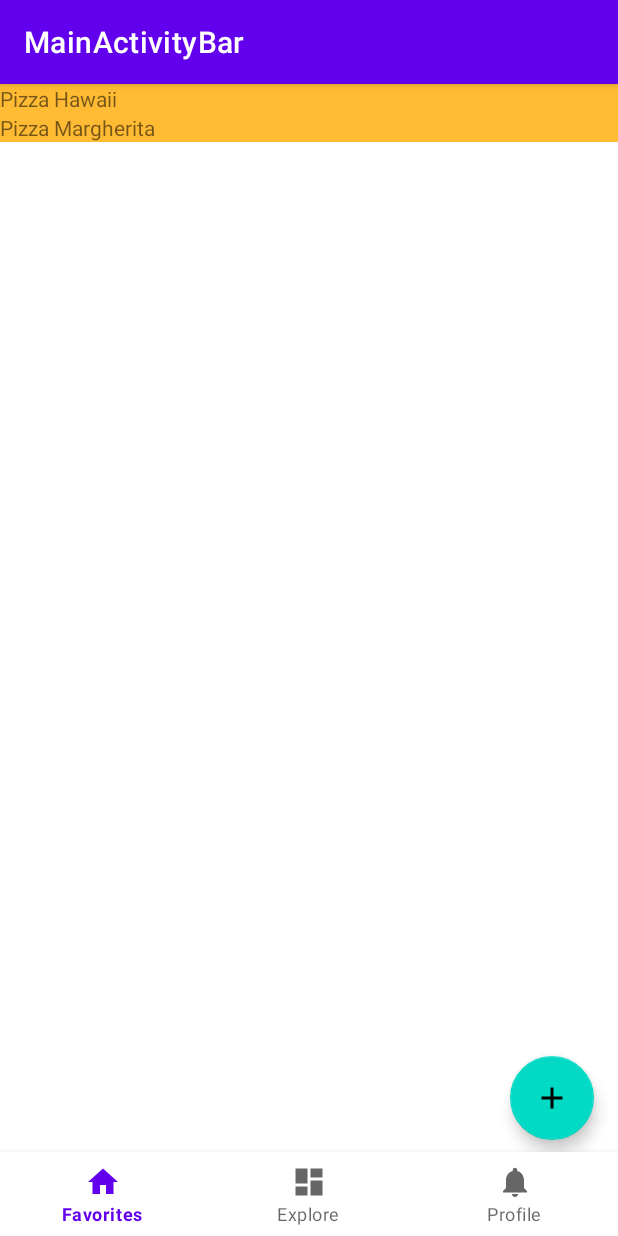
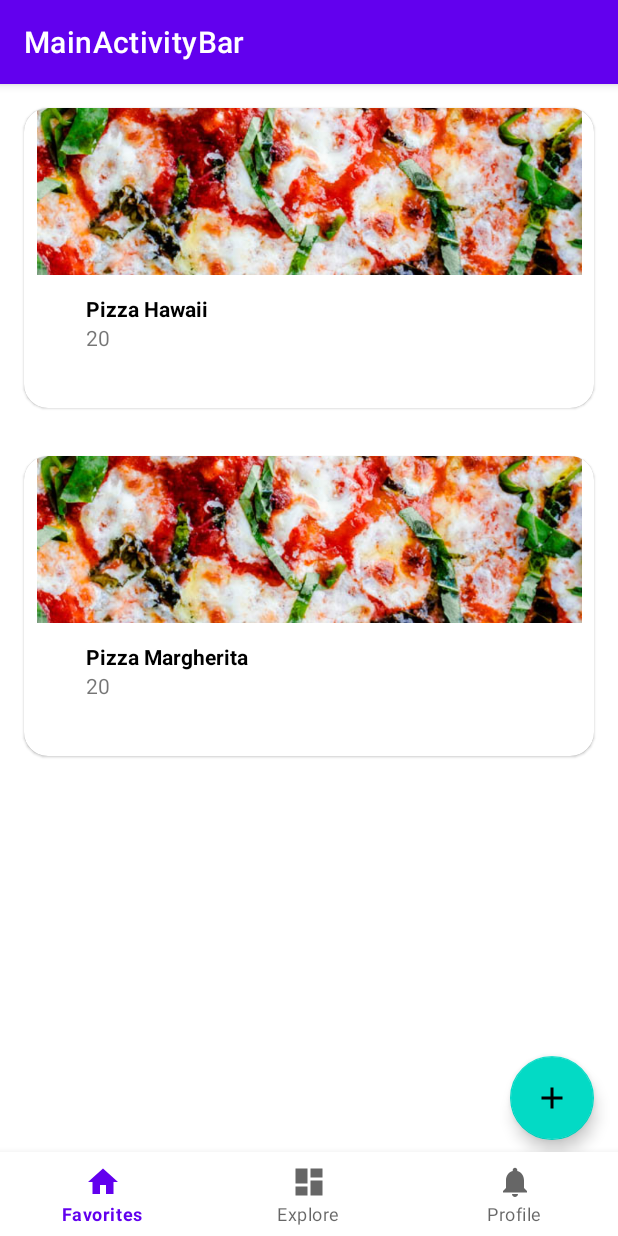
Before and after one commit to ArthurVanRemoortel/Arthur.Van.Remoortel-AndroidDev-Werkstuk, an Android app: the FavoritesFragment screen opened directly, with no data from a screen before it, on a phone screen of 412 x 824 dp. Run offline under Robolectric (Android 15) with nearby library versions, the phone set to English and light mode, and no system bars; our stand-ins replace Room's generated code, navigation-ui.

Commit message:
Feat: Added recipe details view.

```diff
--- a/app/build.gradle
+++ b/app/build.gradle
@@ -3,6 +3,7 @@ plugins {
     id 'kotlin-android'
     id 'com.google.gms.google-services'
     id 'kotlin-kapt'
+    id("kotlin-parcelize")
 }
 
 android {
@@ -40,6 +41,7 @@ android {
 
 dependencies {
 
+    implementation 'androidx.legacy:legacy-support-v4:1.0.0'
     String roomVersion = "2.4.0"
 
     // Room components
@@ -53,10 +55,12 @@ dependencies {
     implementation 'androidx.appcompat:appcompat:1.4.0'
     implementation 'com.google.android.material:material:1.4.0'
     implementation 'androidx.constraintlayout:constraintlayout:2.1.2'
+
     implementation platform('com.google.firebase:firebase-bom:29.0.3')
     implementation 'com.google.firebase:firebase-auth:21.0.1'
-    implementation 'com.google.firebase:firebase-database:20.0.3'
+    implementation 'com.google.firebase:firebase-database:19.2.1'
     implementation 'com.google.firebase:firebase-auth-ktx:21.0.1'
+
     implementation 'androidx.vectordrawable:vectordrawable:1.1.0'
     implementation 'androidx.lifecycle:lifecycle-livedata-ktx:2.4.0'
     implementation 'androidx.lifecycle:lifecycle-viewmodel-ktx:2.4.0'
--- a/app/src/main/java/com/example/arthurvanremoortel_werkstuk/ui/favorites/FavoritesFragment.kt
+++ b/app/src/main/java/com/example/arthurvanremoortel_werkstuk/ui/favorites/FavoritesFragment.kt
@@ -11,14 +11,19 @@ import android.widget.Toast
 import androidx.fragment.app.Fragment
 import androidx.fragment.app.viewModels
 import androidx.lifecycle.ViewModelProvider
+import androidx.navigation.findNavController
+import androidx.navigation.fragment.findNavController
 import androidx.recyclerview.widget.LinearLayoutManager
+import com.example.arthurvanremoortel_werkstuk.MainActivityBar
+import com.example.arthurvanremoortel_werkstuk.R
 import com.example.arthurvanremoortel_werkstuk.RecipeApplication
 import com.example.arthurvanremoortel_werkstuk.data.Recipe
 import com.example.arthurvanremoortel_werkstuk.data.RecipeViewModel
 import com.example.arthurvanremoortel_werkstuk.data.RecipeViewModelFactory
 import com.example.arthurvanremoortel_werkstuk.databinding.FragmentFavoritesBinding
+import com.example.arthurvanremoortel_werkstuk.ui.RecipeDetailsActivity
 
-class FavoritesFragment : Fragment() {
+class FavoritesFragment : Fragment(), OnItemClickListener {
 
     private val newRecipeActivityRequestCode = 1
     private val recipeViewModel: RecipeViewModel by viewModels {
@@ -42,13 +47,12 @@ class FavoritesFragment : Fragment() {
             startActivityForResult(intent, newRecipeActivityRequestCode)
         }
         val recyclerView = binding.recyclerView
-        val adapter = RecipeListAdapter()
+        val adapter = RecipeListAdapter(this)
         recyclerView.adapter = adapter
         recyclerView.layoutManager = LinearLayoutManager(activity)
 
         recipeViewModel.allRecipes.observe(viewLifecycleOwner, { recipes ->
             // Update the cached copy of the words in the adapter.
-            Log.d("test", recipes.toString())
             recipes?.let { adapter.submitList(it) }
         })
 
@@ -76,4 +80,15 @@ class FavoritesFragment : Fragment() {
         super.onDestroyView()
         _binding = null
     }
+
+    override fun onItemClicked(recipe: Recipe) {
+        Log.d("RECIPE SELECTED", recipe.title)
+        val intent = Intent(this.context, RecipeDetailsActivity::class.java)
+        intent.putExtra("Recipe", recipe)
+        startActivity(intent)
+
+//        this.findNavController().navigate(R.id.recipe_details_fragment)
+
+
+    }
 }
--- a/app/src/main/java/com/example/arthurvanremoortel_werkstuk/ui/favorites/RecipeListAdapter.kt
+++ b/app/src/main/java/com/example/arthurvanremoortel_werkstuk/ui/favorites/RecipeListAdapter.kt
@@ -3,6 +3,7 @@ package com.example.arthurvanremoortel_werkstuk.ui.favorites
 import android.view.LayoutInflater
 import android.view.View
 import android.view.ViewGroup
+import android.widget.ImageView
 import android.widget.TextView
 import androidx.recyclerview.widget.DiffUtil
 import androidx.recyclerview.widget.ListAdapter
@@ -10,23 +11,32 @@ import androidx.recyclerview.widget.RecyclerView
 import com.example.arthurvanremoortel_werkstuk.R
 import com.example.arthurvanremoortel_werkstuk.data.Recipe
 
-class RecipeListAdapter : ListAdapter<Recipe, RecipeListAdapter.RecipeViewHolder>(RecipesComparator()) {
+
+class RecipeListAdapter(val itemClickListener: OnItemClickListener) : ListAdapter<Recipe, RecipeListAdapter.RecipeViewHolder>(RecipesComparator()) {
 
     override fun onCreateViewHolder(parent: ViewGroup, viewType: Int): RecipeViewHolder {
-        return RecipeViewHolder.create(parent)
+        val view: View = LayoutInflater.from(parent.context).inflate(R.layout.recyclerview_recipe, parent, false)
+        return RecipeViewHolder(view)
     }
 
     override fun onBindViewHolder(holder: RecipeViewHolder, position: Int) {
         val current = getItem(position)
-        holder.bind(current.title, current.rating)
+        holder.bind(current, itemClickListener)
     }
 
     class RecipeViewHolder(itemView: View) : RecyclerView.ViewHolder(itemView) {
-        private val recipeItemView: TextView = itemView.findViewById(R.id.recipeTitleTextView)
+        private val recipeTitleView: TextView = itemView.findViewById(R.id.titleTextView)
+        private val recipeImageView: ImageView = itemView.findViewById(R.id.recipeImageView)
+        private val durationTextView: TextView = itemView.findViewById(R.id.durationTextView)
 //        private val ratingView: RatingBar = itemView.findViewById(R.id.rating)
 
-        fun bind(title: String?, rating: Int?) {
-            recipeItemView.text = title
+        fun bind(recipe: Recipe, clickListener: OnItemClickListener) {
+            recipeTitleView.text = recipe.title
+            durationTextView.text = recipe.preparation_duration_minutes.toString()
+            recipeImageView.setImageResource(R.drawable.pizza)
+            recipeImageView.setOnClickListener {
+                clickListener.onItemClicked(recipe)
+            }
         }
 
         companion object {
@@ -48,3 +58,7 @@ class RecipeListAdapter : ListAdapter<Recipe, RecipeListAdapter.RecipeViewHolder
         }
     }
 }
+
+interface OnItemClickListener{
+    fun onItemClicked(recipe: Recipe)
+}
--- a/app/src/main/res/layout/fragment_favorites.xml
+++ b/app/src/main/res/layout/fragment_favorites.xml
@@ -5,6 +5,7 @@
     android:layout_width="match_parent"
     android:layout_height="match_parent"
     tools:context=".ui.favorites.FavoritesFragment">
+
 
     <androidx.recyclerview.widget.RecyclerView
         android:id="@+id/recyclerView"
--- a/app/src/main/res/layout/recyclerview_recipe.xml
+++ b/app/src/main/res/layout/recyclerview_recipe.xml
@@ -1,12 +1,65 @@
 <?xml version="1.0" encoding="utf-8"?>
 <LinearLayout xmlns:android="http://schemas.android.com/apk/res/android"
+    xmlns:app="http://schemas.android.com/apk/res-auto"
+    xmlns:tools="http://schemas.android.com/tools"
     android:orientation="vertical"
     android:layout_width="match_parent"
     android:layout_height="wrap_content">
 
-    <TextView
-        android:id="@+id/recipeTitleTextView"
+    <com.google.android.material.card.MaterialCardView
+        android:clickable="true"
+        android:focusable="true"
+        android:layout_margin="16dp"
+        app:cardCornerRadius="16dp"
         android:layout_width="match_parent"
-        android:layout_height="match_parent"
-        android:background="@android:color/holo_orange_light" />
+        android:layout_height="wrap_content">
+
+        <androidx.constraintlayout.widget.ConstraintLayout
+            android:layout_width="match_parent"
+            android:layout_height="200dp">
+
+            <ImageView
+                android:id="@+id/recipeImageView"
+                android:layout_width="363dp"
+                android:layout_height="111dp"
+                android:scaleType="centerCrop"
+                app:layout_constraintEnd_toEndOf="parent"
+                app:layout_constraintStart_toStartOf="parent"
+                app:layout_constraintTop_toTopOf="parent" />
+
+            <com.google.android.material.textview.MaterialTextView
+                android:id="@+id/titleTextView"
+                android:layout_width="wrap_content"
+                android:layout_height="wrap_content"
+                android:layout_marginStart="16dp"
+                android:layout_marginLeft="16dp"
+                android:text="@{task.title}"
+                android:textColor="@color/black"
+                android:textStyle="bold"
+                app:layout_constraintStart_toEndOf="@+id/view"
+                app:layout_constraintTop_toTopOf="@+id/view"
+                tools:text="Title header" />
+
+            <com.google.android.material.textview.MaterialTextView
+                android:id="@+id/durationTextView"
+                android:layout_width="wrap_content"
+                android:layout_height="wrap_content"
+                app:layout_constraintStart_toStartOf="@+id/titleTextView"
+                app:layout_constraintTop_toBottomOf="@+id/titleTextView"
+                tools:text="120 minutes" />
+
+
+            <View
+                android:id="@+id/view"
+                android:layout_width="9dp"
+                android:layout_height="67dp"
+                android:layout_marginStart="16dp"
+                android:layout_marginLeft="16dp"
+                android:layout_marginTop="124dp"
+                app:layout_constraintStart_toStartOf="parent"
+                app:layout_constraintTop_toTopOf="parent" />
+        </androidx.constraintlayout.widget.ConstraintLayout>
+
+    </com.google.android.material.card.MaterialCardView>
+
 </LinearLayout>
--- a/app/src/main/res/values/strings.xml
+++ b/app/src/main/res/values/strings.xml
@@ -16,4 +16,6 @@
     <string name="save">Save</string>
     <string name="public_recipe">Public</string>
     <string name="recipe_title">Recipe Title</string>
+    <!-- TODO: Remove or change this placeholder text -->
+    <string name="hello_blank_fragment">Hello blank fragment</string>
 </resources>
```
Also changed, not shown: app/src/main/java/com/example/arthurvanremoortel_werkstuk/ui/RecipeDetailsActivity.kt (added, +25 -0 lines), app/src/main/res/layout/activity_new_recipe.xml (+24 -24 lines), app/src/main/res/layout/activity_recipe_details.xml (added, +132 -0 lines), app/src/main/assets/pizza.jpg (added), app/src/main/res/drawable/pizza.jpg (added).
